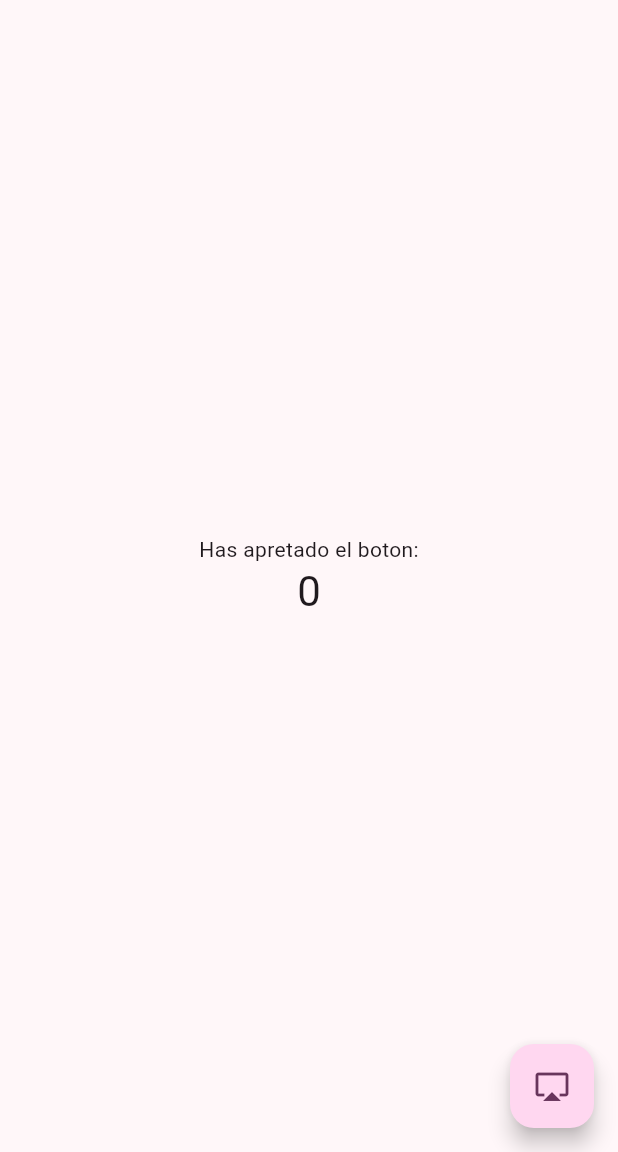
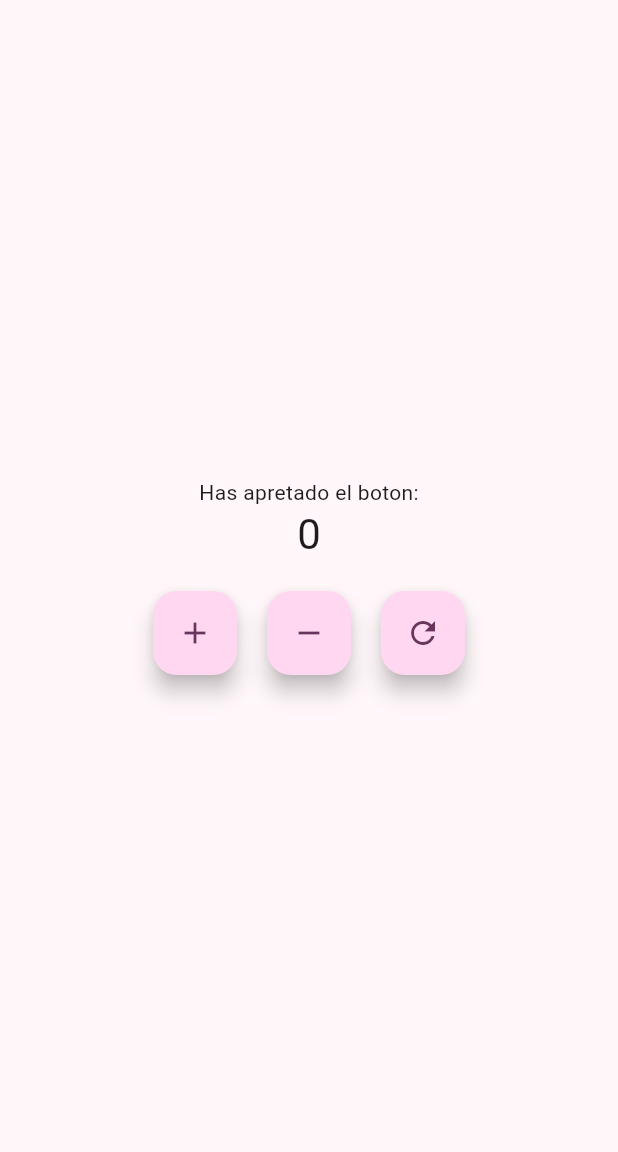
Before and after one commit to JoaquinMunoz0/3479A321_2022479050, a Flutter app: the screen it shows after launch, on a phone screen of 412 x 824 dp, the part 84-1236 px from its top. Run offline on Flutter 3.47's test engine with Material 3 defaults, Android fonts, the phone set to English and light mode, and no system bars.

Commit message:
Commit 3
Agregados funciones que permiten disminuir y reiniciar el contador por medio de FloatingActionButtons.

```diff
--- a/Proyecto_flutter/flutter_application/lib/main.dart
+++ b/Proyecto_flutter/flutter_application/lib/main.dart
@@ -7,27 +7,11 @@ void main() {
 class MyApp extends StatelessWidget {
   const MyApp({super.key});
 
-  // This widget is the root of your application.
   @override
   Widget build(BuildContext context) {
     return MaterialApp(
       title: 'Aplicacion en Flutter',
       theme: ThemeData(
-        // This is the theme of your application.
-        //
-        // TRY THIS: Try running your application with "flutter run". You'll see
-        // the application has a purple toolbar. Then, without quitting the app,
-        // try changing the seedColor in the colorScheme below to Colors.green
-        // and then invoke "hot reload" (save your changes or press the "hot
-        // reload" button in a Flutter-supported IDE, or press "r" if you used
-        // the command line to start the app).
-        //
-        // Notice that the counter didn't reset back to zero; the application
-        // state is not lost during the reload. To reset the state, use hot
-        // restart instead.
-        //
-        // This works for code too, not just values: Most code changes can be
-        // tested with just a hot reload.
         colorScheme: ColorScheme.fromSeed(seedColor: const Color.fromARGB(255, 255, 87, 227)),
       ),
       home: const MyHomePage(title: 'Demo de la aplicacion en Flutter'),
@@ -38,15 +22,6 @@ class MyApp extends StatelessWidget {
 class MyHomePage extends StatefulWidget {
   const MyHomePage({super.key, required this.title});
 
-  // This widget is the home page of your application. It is stateful, meaning
-  // that it has a State object (defined below) that contains fields that affect
-  // how it looks.
-
-  // This class is the configuration for the state. It holds the values (in this
-  // case the title) provided by the parent (in this case the App widget) and
-  // used by the build method of the State. Fields in a Widget subclass are
-  // always marked "final".
-
   final String title;
 
   @override
@@ -56,52 +31,35 @@ class MyHomePage extends StatefulWidget {
 class _MyHomePageState extends State<MyHomePage> {
   int _counter = 0;
 
-  void _incrementCounter() {
+  void _incrementarContador() {
     setState(() {
-      // This call to setState tells the Flutter framework that something has
-      // changed in this State, which causes it to rerun the build method below
-      // so that the display can reflect the updated values. If we changed
-      // _counter without calling setState(), then the build method would not be
-      // called again, and so nothing would appear to happen.
       _counter++;
+    });
+  }
+
+  void _disminuirContador() {
+    setState(() {
+      if (_counter > 0) {
+        _counter--;
+      }
+    });
+  }
+
+  void _reiniciarContador() {
+    setState(() {
+      _counter = 0;
     });
   }
 
   @override
   Widget build(BuildContext context) {
-    // This method is rerun every time setState is called, for instance as done
-    // by the _incrementCounter method above.
-    //
-    // The Flutter framework has been optimized to make rerunning build methods
-    // fast, so that you can just rebuild anything that needs updating rather
-    // than having to individually change instances of widgets.
     return Scaffold(
       appBar: AppBar(
-        // TRY THIS: Try changing the color here to a specific color (to
-        // Colors.amber, perhaps?) and trigger a hot reload to see the AppBar
-        // change color while the other colors stay the same.
         backgroundColor: Theme.of(context).colorScheme.inversePrimary,
-        // Here we take the value from the MyHomePage object that was created by
-        // the App.build method, and use it to set our appbar title.
         title: Text(widget.title),
       ),
       body: Center(
-        // Center is a layout widget. It takes a single child and positions it
-        // in the middle of the parent.
         child: Column(
-          // Column is also a layout widget. It takes a list of children and
-          // arranges them vertically. By default, it sizes itself to fit its
-          // children horizontally, and tries to be as tall as its parent.
-          //
-          // Column has various properties to control how it sizes itself and
-          // how it positions its children. Here we use mainAxisAlignment to
-          // center the children vertically; the main axis here is the vertical
-          // axis because Columns are vertical (the cross axis would be
-          // horizontal).
-          //
-          // TRY THIS: Invoke "debug painting" (choose the "Toggle Debug Paint"
-          // action in the IDE, or press "p" in the console), to see the
-          // wireframe for each widget.
           mainAxisAlignment: MainAxisAlignment.center,
           children: <Widget>[
             const Text('Has apretado el boton:'),
@@ -109,14 +67,32 @@ class _MyHomePageState extends State<MyHomePage> {
               '$_counter',
               style: Theme.of(context).textTheme.headlineMedium,
             ),
+            const SizedBox(height: 20), // Espacio entre los elementos
+            Row(
+              mainAxisAlignment: MainAxisAlignment.center,
+              children: [
+                FloatingActionButton(
+                  onPressed: _incrementarContador,
+                  tooltip: 'Aumentar',
+                  child: const Icon(Icons.add),
+                ),
+                const SizedBox(width: 20), // Espacio entre botones
+                FloatingActionButton(
+                  onPressed: _disminuirContador,
+                  tooltip: 'Disminuir',
+                  child: const Icon(Icons.remove),
+                ),
+                const SizedBox(width: 20), // Espacio entre botones
+                FloatingActionButton(
+                  onPressed: _reiniciarContador,
+                  tooltip: 'Reiniciar',
+                  child: const Icon(Icons.refresh),
+                ),
+              ],
+            ),
           ],
         ),
       ),
-      floatingActionButton: FloatingActionButton(
-        onPressed: _incrementCounter,
-        tooltip: '>Aumentar',
-        child: const Icon(Icons.airplay),
-      ), // This trailing comma makes auto-formatting nicer for build methods.
     );
   }
 }
```
